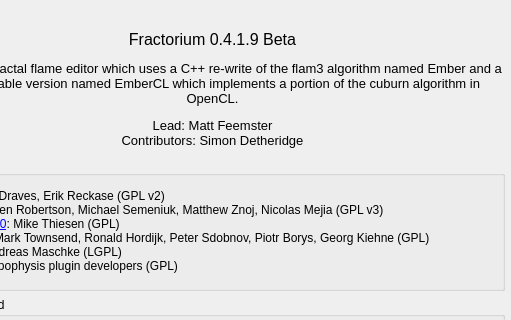
Above: Source/Fractorium/AboutDialog.ui from iznotek/fractorium before the change; both pictures show x 85 to 596 and y 0 to 320 of the 596 by 651 pixel window. Below: the same form after it.
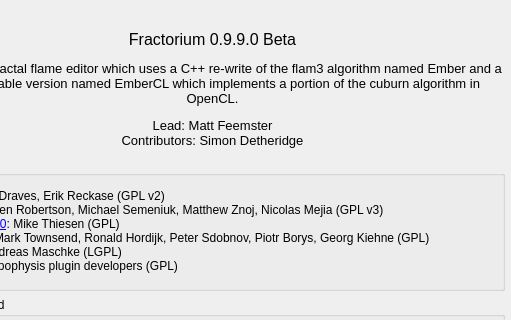
That is the form after the change.

Commit message: 0.9.9.0 Beta 09/19/2015 --User changes  Thread image writing in EmberAnimate and when doing animation sequence in final render dialog.  Add total time output for verbose mode in EmberAnimate to match EmberRender.

What changed in the file:
```diff
--- a/Source/Fractorium/AboutDialog.ui
+++ b/Source/Fractorium/AboutDialog.ui
@@ -58,7 +58,7 @@
     <enum>QFrame::NoFrame</enum>
    </property>
    <property name="text">
-    <string>&lt;html&gt;&lt;head/&gt;&lt;body&gt;&lt;p align=&quot;center&quot;&gt;&lt;br/&gt;Fractorium 0.4.1.9 Beta&lt;/p&gt;&lt;p align=&quot;center&quot;&gt;&lt;span style=&quot; font-size:10pt;&quot;&gt;A Qt-based fractal flame editor which uses a C++ re-write of the flam3 algorithm named Ember and a GPU capable version named EmberCL which implements a portion of the cuburn algorithm in OpenCL.&lt;/span&gt;&lt;/p&gt;&lt;p align=&quot;center&quot;&gt;&lt;span style=&quot; font-size:10pt;&quot;&gt;Lead: Matt Feemster&lt;br/&gt;Contributors: Simon Detheridge&lt;/span&gt;&lt;/p&gt;&lt;/body&gt;&lt;/html&gt;</string>
+    <string>&lt;html&gt;&lt;head/&gt;&lt;body&gt;&lt;p align=&quot;center&quot;&gt;&lt;br/&gt;Fractorium 0.9.9.0 Beta&lt;/p&gt;&lt;p align=&quot;center&quot;&gt;&lt;span style=&quot; font-size:10pt;&quot;&gt;A Qt-based fractal flame editor which uses a C++ re-write of the flam3 algorithm named Ember and a GPU capable version named EmberCL which implements a portion of the cuburn algorithm in OpenCL.&lt;/span&gt;&lt;/p&gt;&lt;p align=&quot;center&quot;&gt;&lt;span style=&quot; font-size:10pt;&quot;&gt;Lead: Matt Feemster&lt;br/&gt;Contributors: Simon Detheridge&lt;/span&gt;&lt;/p&gt;&lt;/body&gt;&lt;/html&gt;</string>
    </property>
    <property name="textFormat">
     <enum>Qt::RichText</enum>
```
The commit also changes 19 other files.
